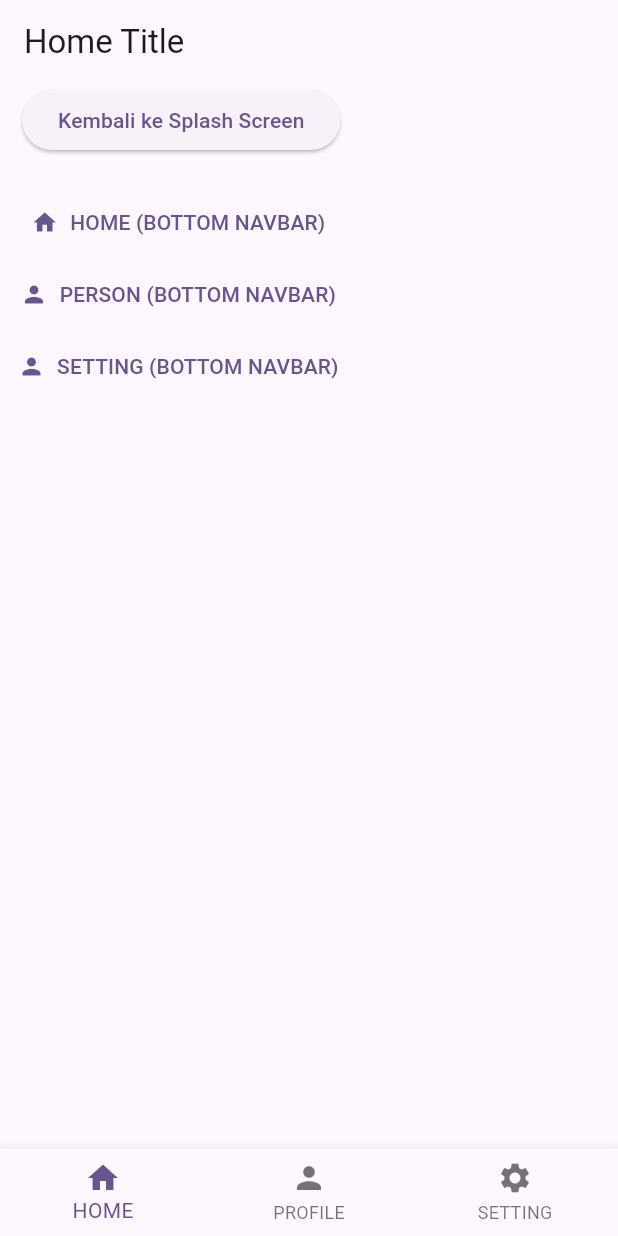
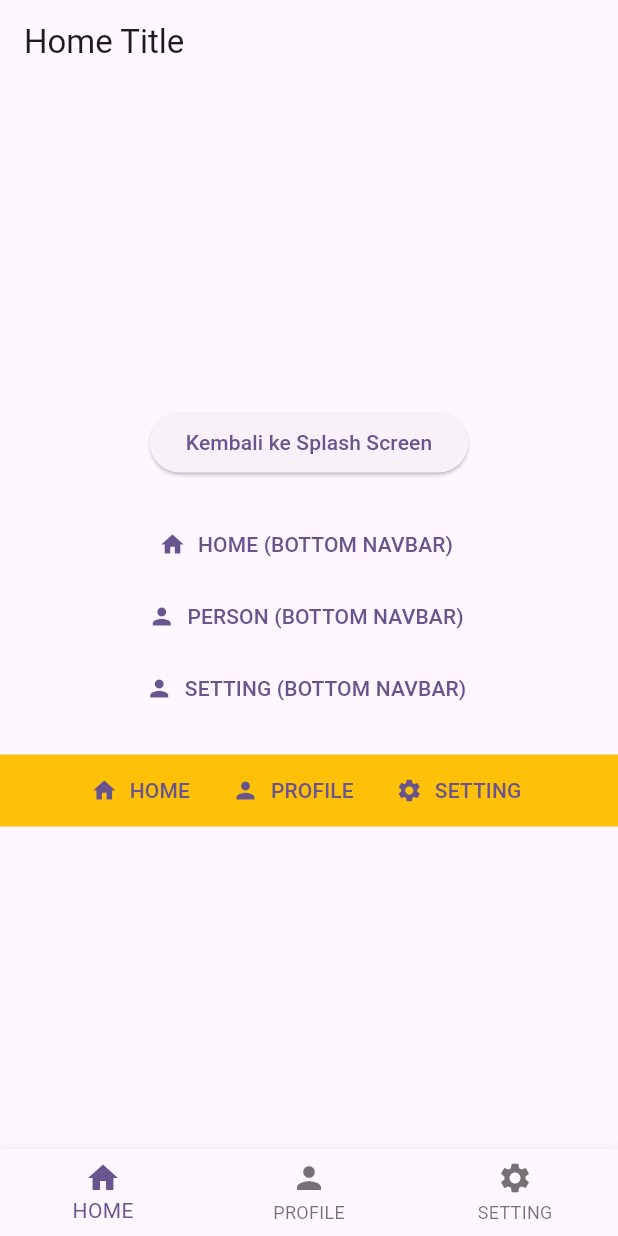
Before and after one commit to beduls/routes3, a Flutter app: the screen it shows after launch, on a phone screen of 412 x 824 dp. Run offline on Flutter 3.47's test engine with Material 3 defaults, Android fonts, the phone set to English and light mode, and no system bars.

Commit message:
add widget button

```diff
--- a/lib/pages/home_pages.dart
+++ b/lib/pages/home_pages.dart
@@ -3,6 +3,7 @@ import 'package:routes3/consts/routes.dart';
 import 'package:routes3/pages/profile_pages.dart';
 import 'package:routes3/pages/setting_pages.dart';
 import 'package:routes3/widgets/button_nav.dart';
+import 'package:routes3/widgets/button_push.dart';
 
 class HomePages extends StatefulWidget {
   const HomePages({super.key});
@@ -18,7 +19,13 @@ class _HomePagesState extends State<HomePages> {
       appBar: AppBar(
         title: const Text('Home Title'),
       ),
-      body: const ButtonNav(),
+      body: const Column(
+        mainAxisAlignment: MainAxisAlignment.center,
+        children: [
+          Center(child: ButtonNav()),
+          Center(child: ButtonPush()),
+        ],
+      ),
     );
   }
 }
--- a/lib/pages/main_pages.dart
+++ b/lib/pages/main_pages.dart
@@ -21,7 +21,7 @@ class _MainPagesState extends State<MainPages> {
       final args4 =
           ModalRoute.of(context)!.settings.arguments! as Map<String, dynamic>;
       currentTab5 = args4['index6'];
-      print(currentTab5);
+      // print(currentTab5);
     }
 
     // final args4 = ModalRoute.of(context)!.settings.arguments! as Map<String, dynamic>;
--- /dev/null
+++ b/lib/widgets/button_push.dart
@@ -0,0 +1,51 @@
+import 'package:flutter/material.dart';
+import 'package:routes3/pages/home_pages.dart';
+import 'package:routes3/pages/profile_pages.dart';
+import 'package:routes3/pages/setting_pages.dart';
+
+class ButtonPush extends StatefulWidget {
+  const ButtonPush({super.key});
+
+  @override
+  State<ButtonPush> createState() => _ButtonPushState();
+}
+
+class _ButtonPushState extends State<ButtonPush> {
+  @override
+  Widget build(BuildContext context) {
+    return Container(
+      color: Colors.amber,
+      child: Row(
+        mainAxisAlignment: MainAxisAlignment.center,
+        children: [
+          TextButton.icon(
+              onPressed: () {
+                Navigator.pushReplacement(context,
+                    MaterialPageRoute(builder: (context) => const HomePages()));
+                // Navigator.pushReplacementNamed(context, AppRoutes.mainPage0);
+              },
+              icon: const Icon(Icons.home),
+              label: const Text("HOME")),
+          TextButton.icon(
+              onPressed: () {
+                Navigator.pushReplacement(
+                    context,
+                    MaterialPageRoute(
+                        builder: (context) => const ProfilePages()));
+              },
+              icon: const Icon(Icons.person),
+              label: const Text("PROFILE")),
+          TextButton.icon(
+              onPressed: () {
+                Navigator.pushReplacement(
+                    context,
+                    MaterialPageRoute(
+                        builder: (context) => const SettingPages()));
+              },
+              icon: const Icon(Icons.settings),
+              label: const Text("SETTING")),
+        ],
+      ),
+    );
+  }
+}
```
Also changed, not shown: lib/pages/profile_pages.dart (+8 -43 lines), lib/pages/setting_pages.dart (+8 -82 lines).
